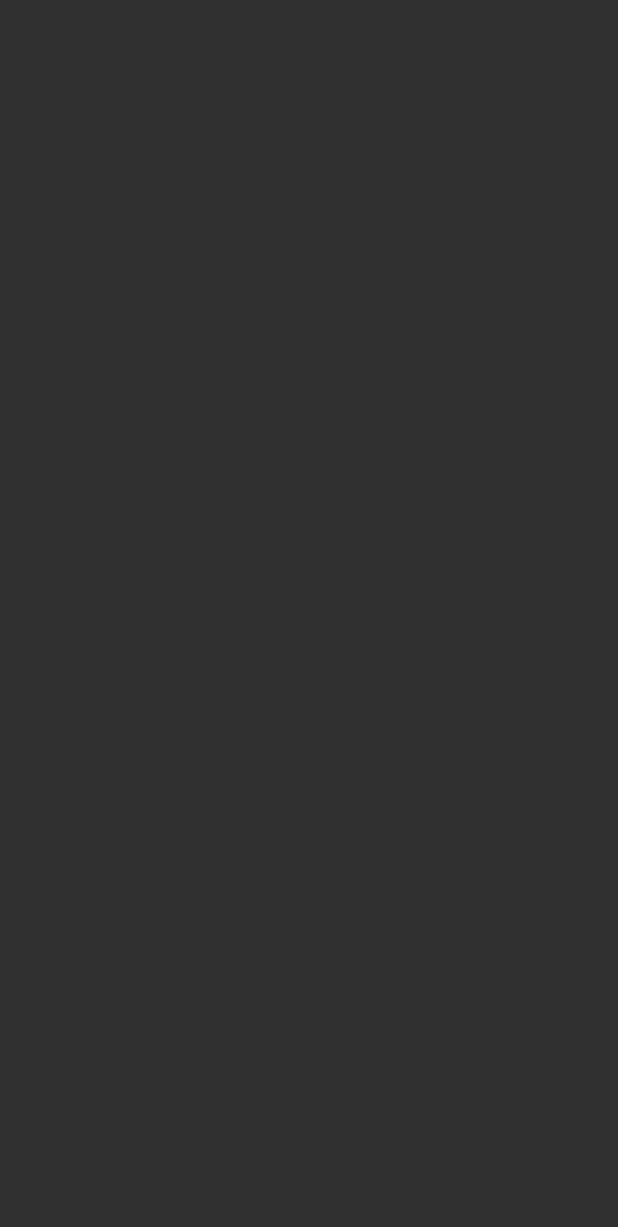
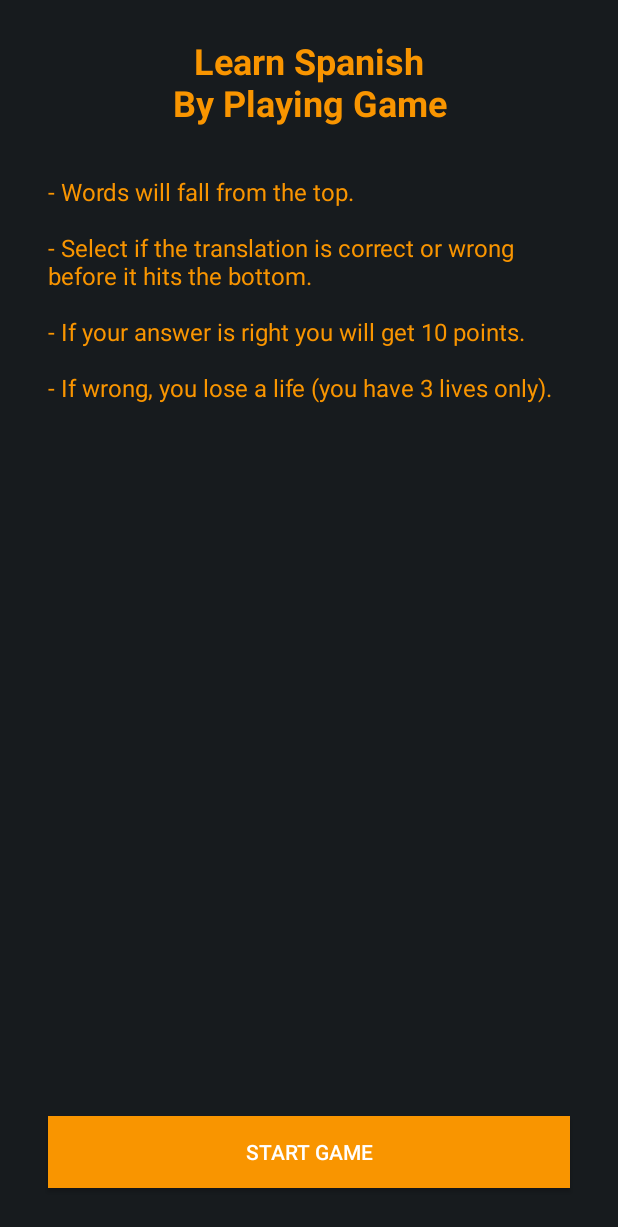
Before and after one commit to madhu2b4u/FallingWords, an Android app: the screen it shows after launch (GameActivity), on a phone screen of 412 x 824 dp. Before the commit the part shown is empty. Shown: the top 1227 px of the screen. Run offline under Robolectric (Android 15) with nearby library versions, the phone set to English and light mode, and no system bars; our stand-ins replace Dagger/Hilt's generated code.

Commit message:
Added tutorial fragment

```diff
--- a/app/build.gradle
+++ b/app/build.gradle
@@ -69,5 +69,7 @@ dependencies {
     implementation libraries.lifecycleViewmodel
     implementation libraries.lifecycleFragment
     implementation libraries.lifecycleextensions
+    implementation 'androidx.navigation:navigation-fragment-ktx:2.2.2'
+    implementation 'androidx.navigation:navigation-ui-ktx:2.2.2'
 
 }
--- a/app/src/main/java/com/game/babbel/di/FragmentBuilderModule.kt
+++ b/app/src/main/java/com/game/babbel/di/FragmentBuilderModule.kt
@@ -1,6 +1,7 @@
 package com.game.babbel.di
 
 import com.game.babbel.game.presentation.ui.fragments.GameFragment
+import com.game.babbel.game.presentation.ui.fragments.TutorialFragment
 import dagger.Module
 import dagger.android.ContributesAndroidInjector
 
@@ -11,5 +12,8 @@ abstract class FragmentBuilderModule {
     @ContributesAndroidInjector
     abstract fun contributesGameFragment(): GameFragment
 
+    @ContributesAndroidInjector
+    abstract fun contributesTutorialFragment(): TutorialFragment
+
 
 }
--- /dev/null
+++ b/app/src/main/java/com/game/babbel/game/presentation/ui/fragments/TutorialFragment.kt
@@ -0,0 +1,35 @@
+package com.game.babbel.game.presentation.ui.fragments
+
+
+import android.os.Bundle
+import android.view.LayoutInflater
+import android.view.View
+import android.view.ViewGroup
+import androidx.navigation.Navigation
+import com.game.babbel.R
+import dagger.android.support.DaggerFragment
+import kotlinx.android.synthetic.main.fragment_tutorial.*
+
+
+class TutorialFragment : DaggerFragment() {
+
+
+    override fun onCreateView(
+        inflater: LayoutInflater, container: ViewGroup?,
+        savedInstanceState: Bundle?
+    ): View? {
+        // Inflate the layout for this fragment
+        return inflater.inflate(R.layout.fragment_tutorial, container, false)
+    }
+
+
+    override fun onStart() {
+        super.onStart()
+
+        btnStart.setOnClickListener {
+            view?.let { Navigation.findNavController(it).navigate(R.id.action_navigate_game) }
+        }
+    }
+
+
+}
--- /dev/null
+++ b/app/src/main/res/anim/fade_out.xml
@@ -0,0 +1,5 @@
+<?xml version="1.0" encoding="utf-8"?>
+<set xmlns:android="http://schemas.android.com/apk/res/android">
+    <alpha android:fromAlpha="1.0" android:toAlpha="0.0"
+           android:duration="@android:integer/config_mediumAnimTime"/>
+</set>
--- /dev/null
+++ b/app/src/main/res/anim/slide_in_left.xml
@@ -0,0 +1,7 @@
+<?xml version="1.0" encoding="utf-8"?>
+<set xmlns:android="http://schemas.android.com/apk/res/android">
+    <translate
+        android:duration="@android:integer/config_mediumAnimTime"
+        android:fromXDelta="-100%p"
+        android:toXDelta="0" />
+</set>
--- /dev/null
+++ b/app/src/main/res/anim/slide_in_right.xml
@@ -0,0 +1,7 @@
+<?xml version="1.0" encoding="utf-8"?>
+<set xmlns:android="http://schemas.android.com/apk/res/android">
+    <translate
+        android:duration="@android:integer/config_mediumAnimTime"
+        android:fromXDelta="100%p"
+        android:toXDelta="0" />
+</set>
--- a/app/src/main/res/layout/activity_game.xml
+++ b/app/src/main/res/layout/activity_game.xml
@@ -1,9 +1,22 @@
 <?xml version="1.0" encoding="utf-8"?>
-<androidx.constraintlayout.widget.ConstraintLayout xmlns:android="http://schemas.android.com/apk/res/android"
+<androidx.constraintlayout.widget.ConstraintLayout
+    xmlns:android="http://schemas.android.com/apk/res/android"
+    xmlns:tools="http://schemas.android.com/tools"
     xmlns:app="http://schemas.android.com/apk/res-auto"
-    xmlns:tools="http://schemas.android.com/tools"
     android:layout_width="match_parent"
     android:layout_height="match_parent"
-    tools:context=".game.presentation.ui.activity.GameActivity">
+    tools:context=".MainActivity">
+
+    <fragment
+        android:id="@+id/fragment"
+        android:name="androidx.navigation.fragment.NavHostFragment"
+        android:layout_width="0dp"
+        android:layout_height="0dp"
+        app:defaultNavHost="true"
+        app:layout_constraintEnd_toEndOf="parent"
+        app:layout_constraintStart_toStartOf="parent"
+        app:layout_constraintTop_toTopOf="parent"
+        app:layout_constraintBottom_toBottomOf="parent"
+        app:navGraph="@navigation/game_navigation_graph"/>
 
 </androidx.constraintlayout.widget.ConstraintLayout>
--- /dev/null
+++ b/app/src/main/res/layout/fragment_tutorial.xml
@@ -0,0 +1,49 @@
+<?xml version="1.0" encoding="utf-8"?>
+<LinearLayout xmlns:android="http://schemas.android.com/apk/res/android"
+    xmlns:app="http://schemas.android.com/apk/res-auto"
+    android:orientation="vertical"
+    android:gravity="center"
+    android:background="@color/colorPrimary"
+    android:layout_width="match_parent"
+    android:layout_height="match_parent">
+
+
+    <TextView
+        android:layout_width="match_parent"
+        android:layout_height="wrap_content"
+        android:layout_marginStart="32dp"
+        android:layout_marginTop="24dp"
+        android:layout_marginEnd="32dp"
+        android:text="@string/intro_title"
+        android:textAlignment="center"
+        android:textColor="@color/prince_ton_orange"
+        android:textSize="24sp"
+        android:textStyle="bold"
+       />
+
+
+    <TextView
+        android:layout_width="wrap_content"
+        android:layout_height="0dp"
+        android:layout_marginStart="32dp"
+        android:layout_marginTop="32dp"
+        android:layout_marginEnd="32dp"
+        android:layout_marginBottom="24dp"
+        android:text="@string/tutorial_text"
+        android:layout_weight="1"
+        android:textColor="@color/prince_ton_orange"
+        android:textSize="16sp" />
+
+    <Button
+        android:id="@+id/btnStart"
+        android:layout_width="match_parent"
+        android:layout_height="wrap_content"
+        android:layout_marginStart="32dp"
+        android:layout_marginEnd="32dp"
+        android:layout_marginBottom="32dp"
+        android:background="@color/prince_ton_orange"
+        android:textColor="@color/white"
+        android:text="@string/start_game"
+         />
+
+</LinearLayout>
--- /dev/null
+++ b/app/src/main/res/navigation/game_navigation_graph.xml
@@ -0,0 +1,30 @@
+<?xml version="1.0" encoding="utf-8"?>
+<navigation xmlns:android="http://schemas.android.com/apk/res/android"
+            xmlns:app="http://schemas.android.com/apk/res-auto"
+            xmlns:tools="http://schemas.android.com/tools"
+            android:id="@+id/game_navigation_graph"
+            app:startDestination="@id/tutorialFragment">
+
+    <fragment android:id="@+id/tutorialFragment"
+              android:name="com.game.babbel.game.presentation.ui.fragments.TutorialFragment"
+              android:label="fragment_tuorial"
+              tools:layout="@layout/fragment_tutorial">
+
+        <action
+            android:id="@+id/action_navigate_game"
+            app:destination="@id/gameFragment"
+            app:enterAnim="@anim/slide_in_right"
+            app:exitAnim="@anim/fade_out"
+            app:popEnterAnim="@android:anim/slide_in_left"
+            app:popExitAnim="@anim/fade_out"/>
+
+    </fragment>
+
+    <fragment android:id="@+id/gameFragment"
+        android:name="com.game.babbel.game.presentation.ui.fragments.GameFragment"
+        android:label="fragment_game"
+        tools:layout="@layout/fragment_game">
+
+    </fragment>
+
+</navigation>
--- a/app/src/main/res/values/dimens.xml
+++ b/app/src/main/res/values/dimens.xml
@@ -1,4 +1,5 @@
 <?xml version="1.0" encoding="utf-8"?>
 <resources>
     <dimen name="text_20sp">20sp</dimen>
+    <dimen name="text_13sp">13sp</dimen>
 </resources>
--- a/app/src/main/res/values/strings.xml
+++ b/app/src/main/res/values/strings.xml
@@ -1,3 +1,6 @@
 <resources>
     <string name="app_name">Falling Words</string>
+    <string name="intro_title">Learn Spanish\nBy Playing Game</string>
+    <string name="tutorial_text">- Words will fall from the top.\n\n- Select if the translation is correct or wrong before it hits the bottom.\n\n- If your answer is right you will get 10 points.\n\n- If wrong, you lose a life (you have 3 lives only).</string>
+    <string name="start_game">Start Game</string>
 </resources>
```
